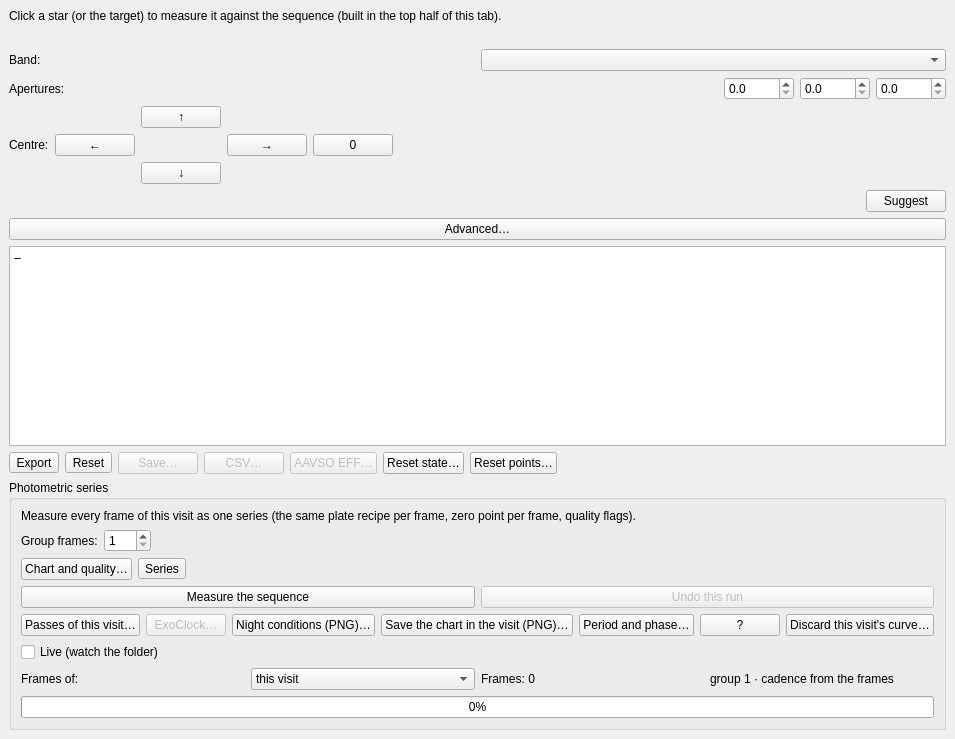
Old version of the form nightscribe/gui/ui/ufe_measure_tab.ui in the repository irydeo/nightscribe.
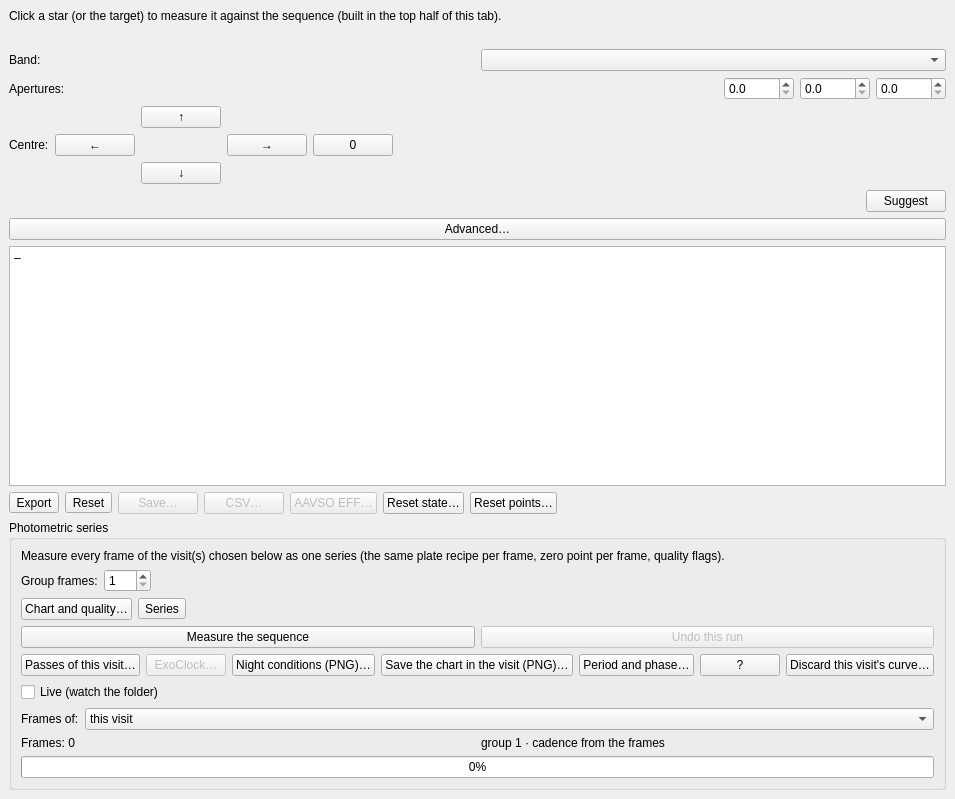
New version of the form.

Commit message: measure: the multi-night scope on its own row, the header whole, and what Solve is for

```diff
--- a/nightscribe/gui/ui/ufe_measure_tab.ui
+++ b/nightscribe/gui/ui/ufe_measure_tab.ui
@@ -234,7 +234,7 @@
      <property name="minimumSize">
       <size>
        <width>0</width>
-       <height>200</height>
+       <height>240</height>
       </size>
      </property>
      <property name="readOnly">
@@ -374,7 +374,7 @@
       <item>
        <widget class="QLabel" name="lbl_series_hint">
         <property name="text">
-         <string>Measure every frame of this visit as one series (the same plate recipe per frame, zero point per frame, quality flags).</string>
+         <string>Measure every frame of the visit(s) chosen below as one series (the same plate recipe per frame, zero point per frame, quality flags).</string>
         </property>
         <property name="wordWrap">
          <bool>true</bool>
@@ -548,7 +548,7 @@
        </widget>
       </item>
       <item>
-       <layout class="QHBoxLayout" name="row_series_info">
+       <layout class="QHBoxLayout" name="row_series_scope">
         <item>
          <widget class="QLabel" name="lbl_series_scope">
           <property name="text">
@@ -559,7 +559,19 @@
         <item>
          <widget class="QComboBox" name="cmb_series_scope">
           <property name="toolTip">
-           <string>Which frames the series measures. THIS VISIT is the night you have open (the normal way). ALL THE VISITS measures every night of the project in ONE pass: each night's points are filed in its own visit, the whole pass is undone with one click, and the curve shows all the nights together (one pass per night). Only offered when the project has more than one visit with frames</string>
+           <string>Which frames the series measures. THIS VISIT is the night you have open (the normal way). ALL THE VISITS measures every night of the project in ONE pass: each night's points are filed in its own visit, the whole pass is undone with one click, and the curve shows all the nights together (one pass per night). It needs a project with more than one visit with frames: with only one, this stays off and says why</string>
+          </property>
+          <property name="minimumSize">
+           <size>
+            <width>190</width>
+            <height>0</height>
+           </size>
+          </property>
+          <property name="sizePolicy">
+           <sizepolicy hsizetype="Expanding" vsizetype="Fixed">
+            <horstretch>0</horstretch>
+            <verstretch>0</verstretch>
+           </sizepolicy>
           </property>
           <item>
            <property name="text">
@@ -573,6 +585,10 @@
           </item>
          </widget>
         </item>
+       </layout>
+      </item>
+      <item>
+       <layout class="QHBoxLayout" name="row_series_info">
         <item>
          <widget class="QLabel" name="lbl_series_frames">
           <property name="text">
```
The commit also changes 7 other files.
